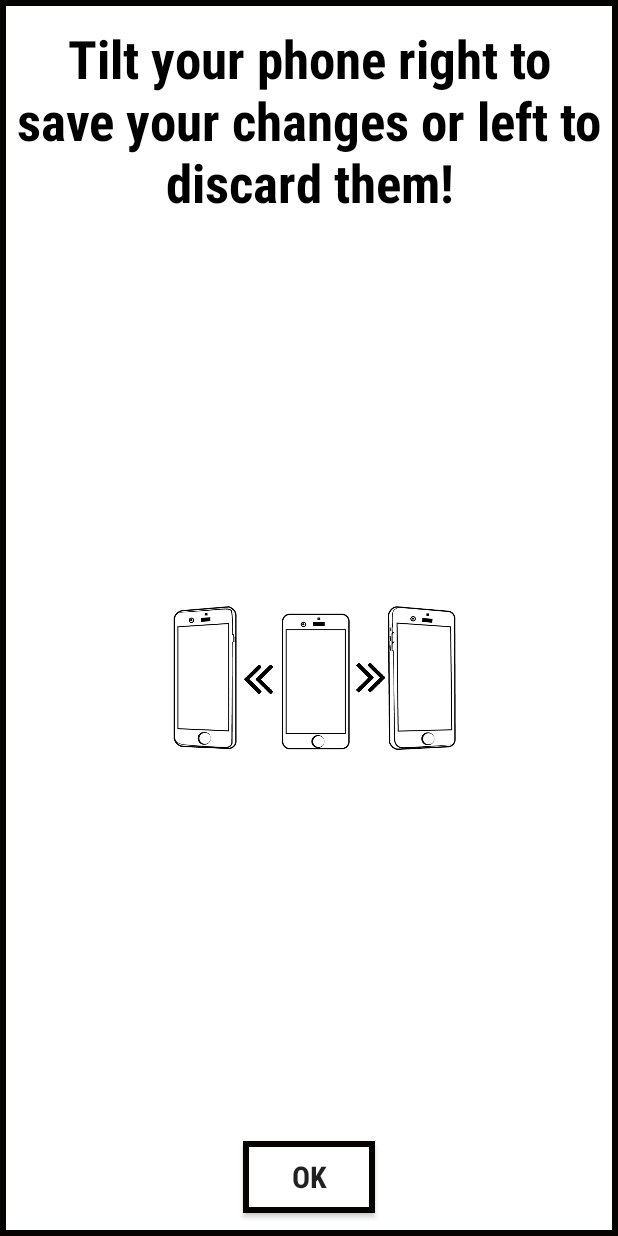
After one commit to kamilagalka/EasyNotes, an Android app: the layout instruction_alert_dialog.xml on its own in the app's theme, with its tools: preview values and no code run, on a phone screen of 412 x 824 dp. The commit adds this screen. Run offline under Robolectric (Android 15) with nearby library versions, the phone set to English and light mode, and no system bars.

Commit message:
added instruction alert dialog

```diff
--- /dev/null
+++ b/app/src/main/res/layout/instruction_alert_dialog.xml
@@ -0,0 +1,54 @@
+<?xml version="1.0" encoding="utf-8"?>
+<androidx.constraintlayout.widget.ConstraintLayout
+    xmlns:android="http://schemas.android.com/apk/res/android"
+    xmlns:app="http://schemas.android.com/apk/res-auto"
+    xmlns:tools="http://schemas.android.com/tools"
+    android:layout_width="match_parent"
+    android:background="@drawable/default_border"
+    android:layout_height="match_parent">
+
+    <TextView
+        android:id="@+id/instruction_text"
+        android:layout_width="match_parent"
+        android:layout_height="wrap_content"
+        android:fontFamily="sans-serif-condensed"
+        android:gravity="center"
+        android:text="@string/instruction_text"
+        android:textColor="@color/colorPrimary"
+        android:textSize="35sp"
+        android:textStyle="bold"
+        app:layout_constraintEnd_toEndOf="parent"
+        app:layout_constraintStart_toStartOf="parent"
+        app:layout_constraintTop_toTopOf="parent"
+        android:layout_marginTop="15dp"/>
+
+    <ImageView
+        android:id="@+id/tilt_phone_info_graphic"
+        android:layout_width="315dp"
+        android:layout_height="119dp"
+        android:layout_marginStart="15dp"
+        android:layout_marginLeft="15dp"
+        android:layout_marginEnd="15dp"
+        android:layout_marginRight="15dp"
+        app:layout_constraintBottom_toTopOf="@+id/btn_ok"
+        app:layout_constraintEnd_toEndOf="parent"
+        app:layout_constraintStart_toStartOf="parent"
+        app:layout_constraintTop_toBottomOf="@+id/instruction_text"
+        app:srcCompat="@drawable/tilt_phone_org" />
+
+    <Button
+        android:id="@+id/btn_ok"
+        android:layout_width="wrap_content"
+        android:layout_height="wrap_content"
+        android:background="@drawable/default_border"
+        android:fontFamily="sans-serif-condensed"
+        android:text="OK"
+        android:textAllCaps="true"
+        android:textSize="20sp"
+        android:textStyle="bold"
+        android:layout_marginBottom="15dp"
+        app:layout_constraintBottom_toBottomOf="parent"
+        app:layout_constraintEnd_toEndOf="parent"
+        app:layout_constraintStart_toStartOf="parent" />
+
+</androidx.constraintlayout.widget.ConstraintLayout>
--- a/app/src/main/res/values/strings.xml
+++ b/app/src/main/res/values/strings.xml
@@ -18,4 +18,5 @@
     <string name="get_in_touch">Get in touch</string>
     <string name="author_bio">Author bio</string>
     <string name="about_author">About author</string>
+    <string name="instruction_text">Tilt your phone right to save your changes or left to discard them!</string>
 </resources>
```
Also changed, not shown: app/src/main/java/com/example/easynotes/SaveDiscardActivity.java (+17 -0 lines), app/src/main/res/layout/activity_add_note.xml (+9 -8 lines), app/src/main/res/layout/activity_edit_note.xml (+9 -8 lines), app/src/main/res/drawable-hdpi/tilt_phone_org.png (added), app/src/main/res/drawable-mdpi/tilt_phone_org.png (added), app/src/main/res/drawable-v24/tilt_phone_org.png (added), app/src/main/res/drawable-xhdpi/tilt_phone_org.png (added), app/src/main/res/drawable-xxhdpi/tilt_phone_org.png (added).
